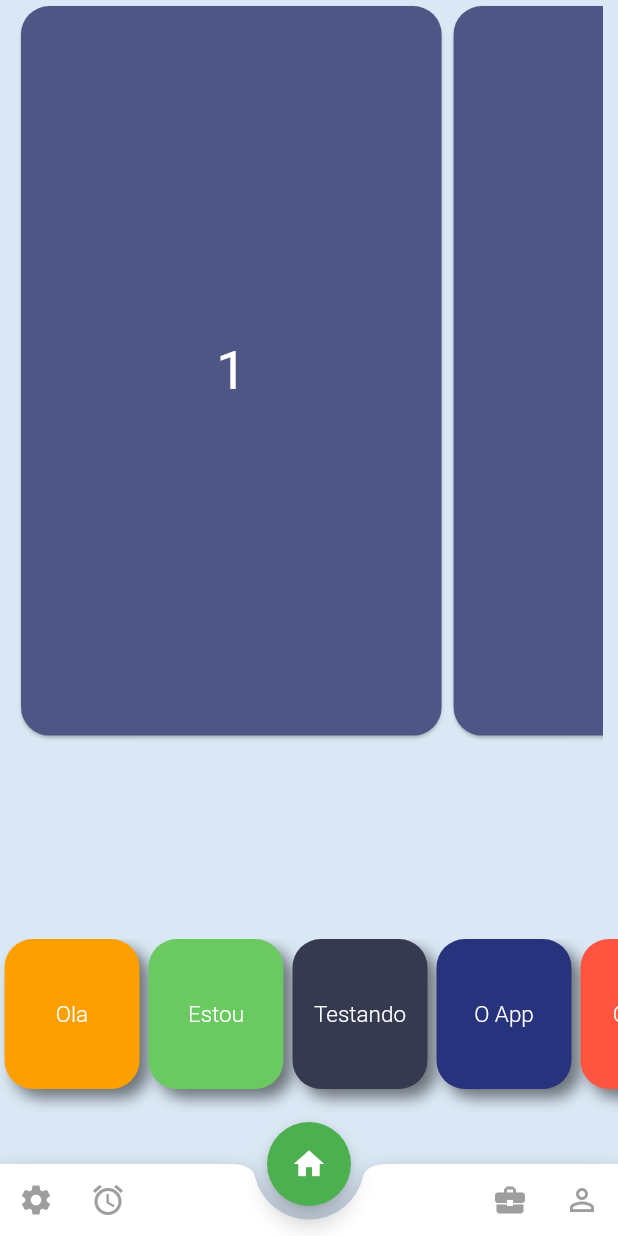
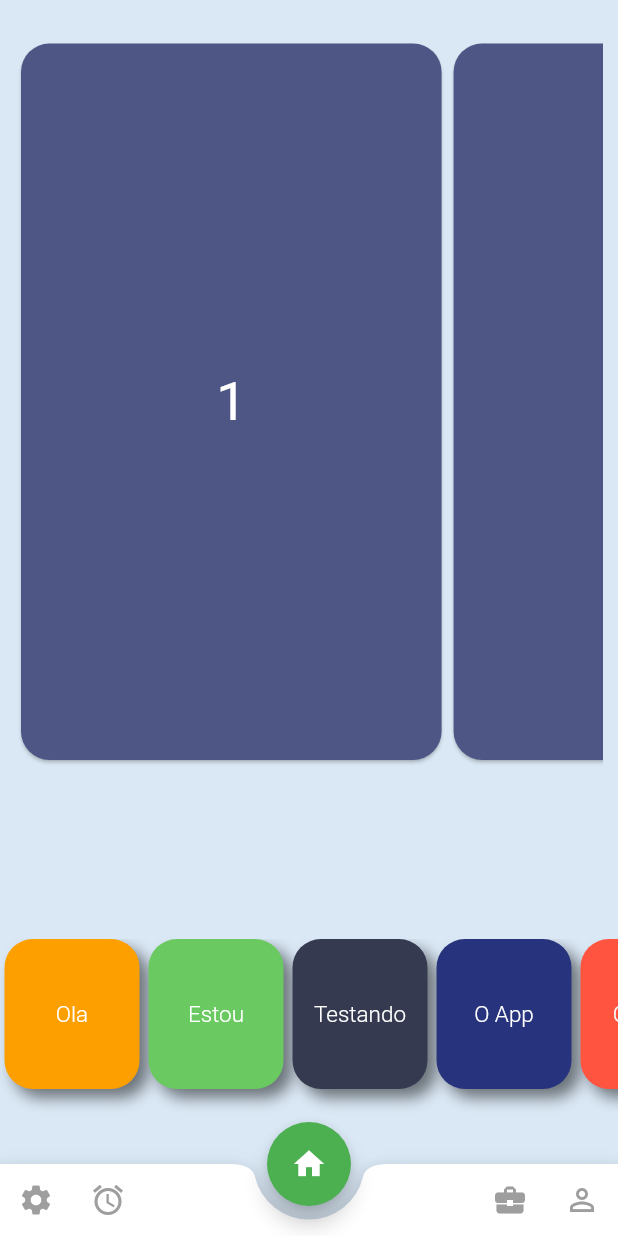
Before and after one commit to leordrigues/webchurch, a Flutter app: the screen it shows after launch, on a phone screen of 412 x 824 dp. Run offline on Flutter 3.47's test engine with Material 2 defaults, Android fonts, the phone set to English and light mode, and no system bars.

Commit message:
commit 6 descer

```diff
--- a/lib/Horizonta_listView.dart
+++ b/lib/Horizonta_listView.dart
@@ -16,8 +16,8 @@ class MainScreen extends StatelessWidget {
         //),
       //),
       body: Container(
-        padding: EdgeInsets.symmetric(horizontal: 10.0, vertical: 0.0),
-        height: MediaQuery.of(context).size.height * 0.60,
+        padding: EdgeInsets.symmetric(horizontal: 10.0, vertical: 25.0),
+        height: MediaQuery.of(context).size.height * 0.65,
         child: ListView.builder(
             scrollDirection: Axis.horizontal,
             itemCount: numbers.length,
```
